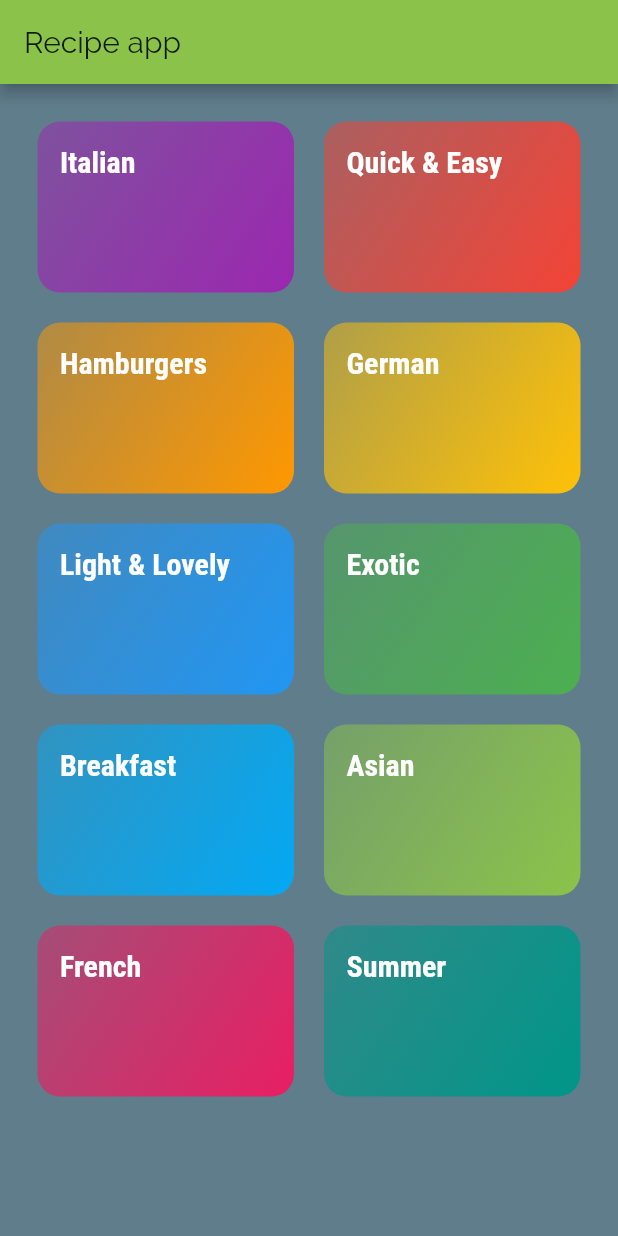
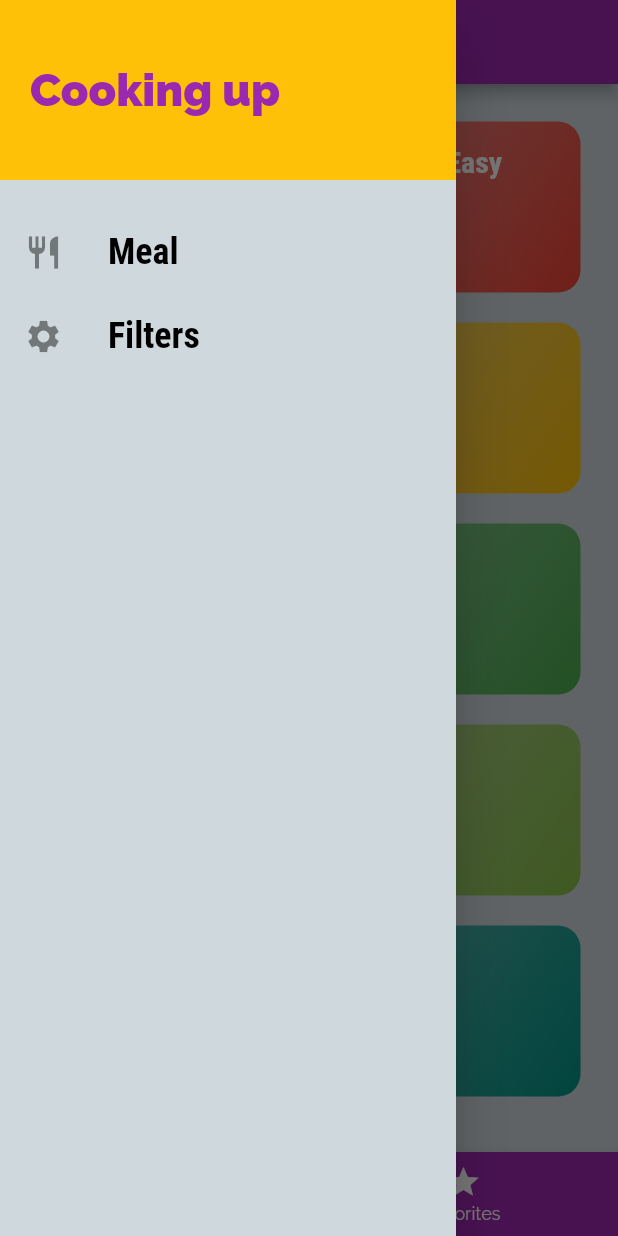
Before and after one commit to jithinvarghese/RecipeApp, a Flutter app: the screen it shows after launch, with the side drawer open (before the commit the screen has no drawer), on a phone screen of 412 x 824 dp. Run offline on Flutter 3.47's test engine with Material 2 defaults, Android fonts, the phone set to English and light mode, and no system bars.

Commit message:
tab and drawer implemnted

```diff
--- a/lib/main.dart
+++ b/lib/main.dart
@@ -2,6 +2,9 @@ import 'package:flutter/material.dart';
 
 import './screens/categories_screen.dart';
 import './screens/category_meals_screen.dart';
+import './screens/meal_detail_screen.dart';
+import './screens/tabs_screen.dart';
+import './screens/filters_screen.dart';
 
 void main() => runApp(MyApp());
 
@@ -12,8 +15,9 @@ class MyApp extends StatelessWidget {
       title: 'Recipe App',
       theme: ThemeData(
         primarySwatch: Colors.lightGreen,
+        primaryColor: Colors.purple,
         accentColor: Colors.amber,
-        canvasColor: Colors.blueGrey,
+        canvasColor: Colors.blueGrey[100],
         fontFamily: 'Raleway',
         textTheme: ThemeData.light().textTheme.copyWith(
             headline6: ThemeData().textTheme.headline6.copyWith(
@@ -29,9 +33,24 @@ class MyApp extends StatelessWidget {
               color: Colors.yellow,
             )),
       ),
-      home: CategoriesScreen(),
       routes: {
+        '/': (ctx) => TabsScreen(),
         CategoryMealsScreen.screenName: (ctx) => CategoryMealsScreen(),
+        MealDetailScreen.screenName: (ctx) => MealDetailScreen(),
+        FiltersScreen.screenName: (ctx) => FiltersScreen(),
+      },
+      // for safety if navgation looking for unknow name
+      // onGenerateInitialRoutes is called when non registed route name or pushNamed route is called
+      onGenerateRoute: (settings) {
+        print(settings.arguments);
+        print(settings.name);
+        return MaterialPageRoute(builder: (ctx) => CategoriesScreen());
+      },
+      // onUnknownRoute is called when Flutter fails to load all the other measuers
+      //  we can it can be last resout to show somthing on the screens
+      // or say when page doent exist to show a dummy page we can use this
+      onUnknownRoute: (settings) {
+        return MaterialPageRoute(builder: (ctx) => CategoriesScreen());
       },
     );
   }
--- a/lib/screens/categories_screen.dart
+++ b/lib/screens/categories_screen.dart
@@ -1,20 +1,18 @@
 import 'package:flutter/material.dart';
 
 import '../dummy_data.dart';
-import '../Widgets/category_item.dart';
+import '../widgets/category_item.dart';
 
 class CategoriesScreen extends StatelessWidget {
   @override
   Widget build(BuildContext context) {
     return Scaffold(
-      appBar: AppBar(
-        title: const Text('Recipe app'),
-      ),
       body: GridView(
         padding: const EdgeInsets.all(25),
         children: DUMMY_CATEGORIES
-            .map((catData) =>
-                CategoryItem(catData.id, catData.title, catData.color))
+            .map(
+              (catData) => CategoryItem(catData),
+            )
             .toList(),
         gridDelegate: SliverGridDelegateWithMaxCrossAxisExtent(
           maxCrossAxisExtent: 200,
--- a/lib/screens/category_meals_screen.dart
+++ b/lib/screens/category_meals_screen.dart
@@ -3,7 +3,7 @@ import '../dummy_data.dart';
 import '../widgets/meal_item.dart';
 
 class CategoryMealsScreen extends StatelessWidget {
-  static const String screenName = '/categories';
+  static const screenName = '/categories';
 
   @override
   Widget build(BuildContext context) {
@@ -22,6 +22,7 @@ class CategoryMealsScreen extends StatelessWidget {
       body: ListView.builder(
         itemBuilder: (ctx, index) {
           return MealItem(
+              id: categoryMeals[index].id,
               title: categoryMeals[index].title,
               imageUrl: categoryMeals[index].imageUrl,
               affordability: categoryMeals[index].affordability,
--- /dev/null
+++ b/lib/screens/tabs_screen.dart
@@ -0,0 +1,65 @@
+import 'package:flutter/material.dart';
+
+import '../screens/categories_screen.dart';
+import '../screens/favorites_screen.dart';
+import '../widgets/main_drawer.dart';
+
+class TabsScreen extends StatefulWidget {
+  @override
+  _TabsScreenState createState() => _TabsScreenState();
+}
+
+class _TabsScreenState extends State<TabsScreen> {
+  // to get contriol in app bar we are converting this to map
+  // final List<Widget> _pages = [
+  //   CategoriesScreen(),
+  //   FavoritesScreen(),
+  // ];
+
+  final List<Map<String, Object>> _pages = [
+    {
+      'page': CategoriesScreen(),
+      'title': 'Category',
+    },
+    {
+      'page': FavoritesScreen(),
+      'title': 'Your Favorite',
+    },
+  ];
+
+  int _selectedPageIndex = 0;
+
+  void _selectPage(int index) {
+    setState(() {
+      _selectedPageIndex = index;
+    });
+  }
+
+  @override
+  Widget build(BuildContext context) {
+    return Scaffold(
+      appBar: AppBar(
+        title: Text(_pages[_selectedPageIndex]['title']),
+      ),
+      drawer: MainDrawer(),
+      body: _pages[_selectedPageIndex]['page'],
+      bottomNavigationBar: BottomNavigationBar(
+        onTap: _selectPage,
+        backgroundColor: Theme.of(context).primaryColor,
+        unselectedItemColor: Colors.white,
+        selectedItemColor: Theme.of(context).accentColor,
+        currentIndex: _selectedPageIndex,
+        items: [
+          BottomNavigationBarItem(
+            icon: Icon(Icons.category),
+            label: 'Categories',
+          ),
+          BottomNavigationBarItem(
+            icon: Icon(Icons.star),
+            label: 'Favorites',
+          ),
+        ],
+      ),
+    );
+  }
+}
--- a/lib/widgets/category_item.dart
+++ b/lib/widgets/category_item.dart
@@ -1,17 +1,19 @@
+import 'package:RecipeApp/models/category.dart';
 import 'package:flutter/material.dart';
 
 import '../screens/category_meals_screen.dart';
 
 class CategoryItem extends StatelessWidget {
-  final String id;
-  final String title;
-  final Color color;
+  // final String id;
+  // final String title;
+  // final Color color;
+  final Category category;
 
-  CategoryItem(this.id, this.title, this.color);
+  CategoryItem(this.category);
 
   void selectCategory(BuildContext context) {
     Navigator.of(context).pushNamed(CategoryMealsScreen.screenName,
-        arguments: {'id': id, 'title': title});
+        arguments: {'id': category.id, 'title': category.title});
   }
 
   @override
@@ -23,14 +25,14 @@ class CategoryItem extends StatelessWidget {
       child: Container(
         padding: const EdgeInsets.all(15),
         child: Text(
-          title,
+          category.title,
           style: Theme.of(context).textTheme.headline6,
         ),
         decoration: BoxDecoration(
           gradient: LinearGradient(
             colors: [
-              color.withOpacity(0.5),
-              color,
+              category.color.withOpacity(0.5),
+              category.color,
             ],
             begin: Alignment.topLeft,
             end: Alignment.bottomRight,
--- /dev/null
+++ b/lib/widgets/main_drawer.dart
@@ -0,0 +1,59 @@
+import 'package:flutter/material.dart';
+
+import '../screens/filters_screen.dart';
+
+class MainDrawer extends StatelessWidget {
+  @override
+  Widget buildListTitle(String title, IconData icon, Function tabHandler) {
+    return ListTile(
+      leading: Icon(
+        icon,
+        size: 26,
+      ),
+      title: Text(
+        title,
+        style: TextStyle(
+          fontFamily: 'RobotoCondensed',
+          fontSize: 24,
+          fontWeight: FontWeight.bold,
+        ),
+      ),
+      onTap: tabHandler,
+    );
+  }
+
+  Widget build(BuildContext context) {
+    return Drawer(
+      child: Column(
+        children: <Widget>[
+          Container(
+            height: 120,
+            width: double.infinity,
+            padding: EdgeInsets.all(20),
+            alignment: Alignment.centerLeft,
+            color: Theme.of(context).accentColor,
+            child: Text(
+              'Cooking up',
+              style: TextStyle(
+                fontWeight: FontWeight.w900,
+                fontSize: 30,
+                color: Theme.of(context).primaryColor,
+              ),
+            ),
+          ),
+          SizedBox(
+            height: 20,
+          ),
+          buildListTitle('Meal', Icons.restaurant, () {
+            // pushReplacementNamed will replace the existing page
+            Navigator.of(context).pushReplacementNamed('/');
+          }),
+          buildListTitle('Filters', Icons.settings, () {
+            Navigator.of(context)
+                .pushReplacementNamed(FiltersScreen.screenName);
+          }),
+        ],
+      ),
+    );
+  }
+}
```
Also changed, not shown: lib/screens/favorites_screen.dart (added, +8 -0 lines), lib/screens/filters_screen.dart (added, +17 -0 lines), lib/screens/meal_detail_screen.dart (added, +110 -0 lines), lib/widgets/meal_item.dart (+119 -5 lines).
